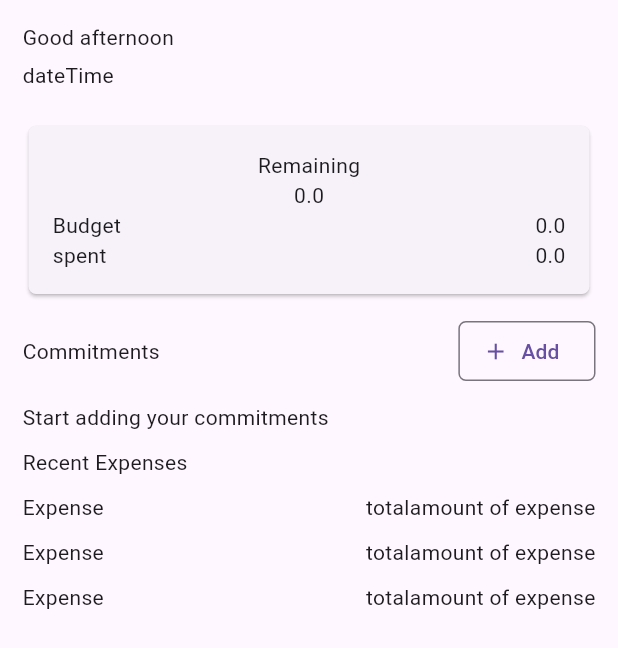
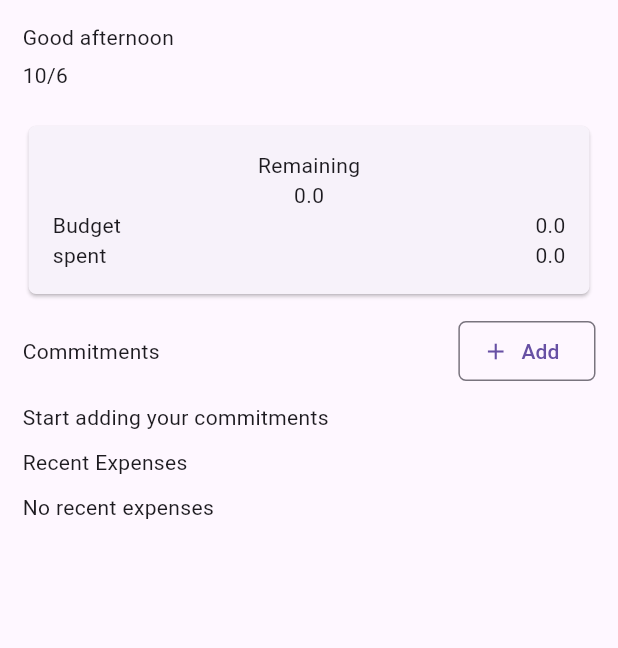
Before and after one commit to YousefIbraheem2003/money_tracker_app, a Flutter app: the screen it shows after launch, on a phone screen of 412 x 824 dp. Shown: the top 648 px of the screen. Run offline on Flutter 3.47's test engine with Material 3 defaults, Android fonts, the phone set to English and light mode, and no system bars; our stand-ins replace flutter_riverpod, shared_preferences.

Commit message:
add recent expenses

```diff
--- a/lib/features/dash_doard/presentation/dash_board_screen.dart
+++ b/lib/features/dash_doard/presentation/dash_board_screen.dart
@@ -1,20 +1,31 @@
 import 'package:flutter/material.dart';
 import 'package:flutter_riverpod/flutter_riverpod.dart';
+import 'package:simple_money_tracker/core/models/commitment_model.dart';
 import 'package:simple_money_tracker/core/providers/fixed_commitments_provider.dart';
 import 'package:simple_money_tracker/features/detailed_expenses_Screen/detailed_expenses_screen.dart';
 import 'package:simple_money_tracker/features/fixed_commitment/presentation/add_commitment_screen.dart';
 
-class DashBoardScreen extends ConsumerWidget {
+class DashBoardScreen extends ConsumerStatefulWidget {
   const DashBoardScreen({super.key});
+  @override
+  ConsumerState<DashBoardScreen> createState() => _DashBoardScreenState();
+}
 
+class _DashBoardScreenState extends ConsumerState<DashBoardScreen> {
   @override
-  Widget build(BuildContext context, WidgetRef ref) {
+  Widget build(BuildContext context) {
     final commitment = ref.watch(fixedCommitmentProvider);
+    final recentExpenses = <ExpenseModel>[];
 
+    for (final item in commitment) {
+      recentExpenses.addAll(item.expenses);
+    }
+
+    recentExpenses.sort((a, b) => b.dateTime.compareTo(a.dateTime));
     double calculateTotalAmountOfMoney() {
       double totalAmount = 0;
       for (int i = 0; i < commitment.length; i++) {
-        totalAmount = commitment[i].amount + totalAmount;
+        totalAmount = commitment[i].originalAmount + totalAmount;
       }
       return totalAmount;
     }
@@ -66,7 +77,7 @@ class DashBoardScreen extends ConsumerWidget {
               children: [
                 Text('Good afternoon'),
                 SizedBox(height: 5),
-                Text('dateTime'),
+                Text('${DateTime.now().month}/${DateTime.now().day}'),
                 SizedBox(height: 20),
 
                 Card(
@@ -99,7 +110,9 @@ class DashBoardScreen extends ConsumerWidget {
                     ),
                   ),
                 ),
+
                 SizedBox(height: 10),
+
                 Row(
                   mainAxisAlignment: MainAxisAlignment.spaceBetween,
                   children: [
@@ -123,7 +136,9 @@ class DashBoardScreen extends ConsumerWidget {
                     ),
                   ],
                 ),
+
                 SizedBox(height: 10),
+
                 commitment.isEmpty
                     ? Text('Start adding your commitments')
                     : SizedBox(
@@ -137,11 +152,9 @@ class DashBoardScreen extends ConsumerWidget {
                                       totalExpensesInEveryCommitment(index),
                                   totalAmount: commitment[index].originalAmount,
                                 );
-                            // calculateThePercentageOfTheIndicator(
-                            //   totalExpensesInEveryCommitment(index),
-                            //   commitment[index].amount,
-                            // );
+
                             print('percentage: $percentage of index $index');
+
                             return Card(
                               child: InkWell(
                                 onTap: () {
@@ -153,22 +166,39 @@ class DashBoardScreen extends ConsumerWidget {
                                     ),
                                   );
                                 },
+                                child: Padding(
+                                  padding: const EdgeInsets.all(8.0),
                                   child: Column(
                                     children: [
-                                    Padding(
-                                      padding: const EdgeInsets.all(8.0),
-                                      child: Row(
+                                      Row(
                                         mainAxisAlignment:
                                             MainAxisAlignment.spaceBetween,
                                         children: [
                                           Text(commitment[index].description),
-                                          Text('${commitment[index].amount}'),
+                                          Row(
+                                            children: [
+                                              Text(
+                                                '${commitment[index].amount}',
+                                              ),
+                                              IconButton(
+                                                onPressed: () {
+                                                  ref
+                                                      .read(
+                                                        fixedCommitmentProvider
+                                                            .notifier,
+                                                      )
+                                                      .deleteCommitment(index);
+                                                },
+                                                icon: Icon(Icons.delete),
+                                              ),
                                             ],
                                           ),
+                                        ],
                                       ),
-                                    Padding(
-                                      padding: const EdgeInsets.all(8.0),
-                                      child: Row(
+
+                                      Row(
+                                        mainAxisAlignment:
+                                            MainAxisAlignment.spaceBetween,
                                         children: [
                                           Expanded(
                                             child: LinearProgressIndicator(
@@ -181,30 +211,36 @@ class DashBoardScreen extends ConsumerWidget {
                                           ),
                                         ],
                                       ),
+                                    ],
                                   ),
-                                  ],
                                 ),
                               ),
                             );
                           },
                         ),
                       ),
+
                 SizedBox(height: 10),
+
                 Text('Recent Expenses'),
+
                 SizedBox(height: 10),
-                Column(
-                  children: List.generate(3, (index) {
+
+                recentExpenses.isEmpty
+                    ? const Text('No recent expenses')
+                    : Column(
+                        children: recentExpenses.take(3).map((expense) {
                           return Padding(
                             padding: const EdgeInsets.only(bottom: 10),
                             child: Row(
                               mainAxisAlignment: MainAxisAlignment.spaceBetween,
                               children: [
-                          Text('Expense'),
-                          Text('totalamount of expense'),
+                                Text(expense.description),
+                                Text('${expense.amount}'),
                               ],
                             ),
                           );
-                  }),
+                        }).toList(),
                       ),
               ],
             ),
```
Lines whose indentation alone changed are shown as unchanged.
